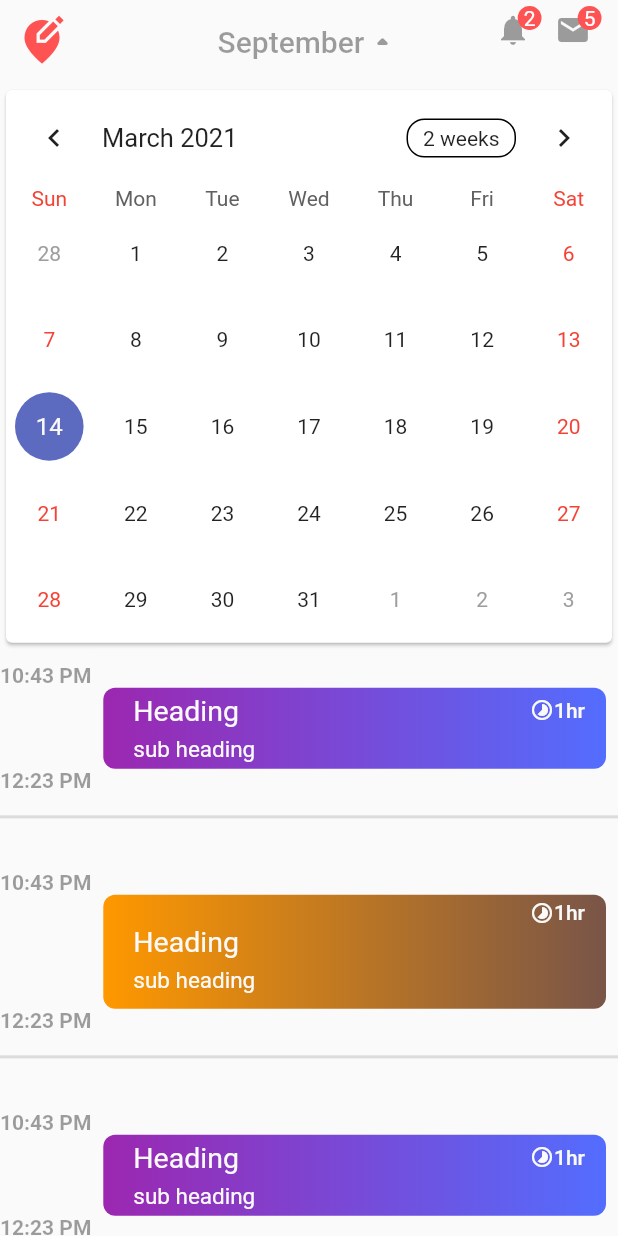
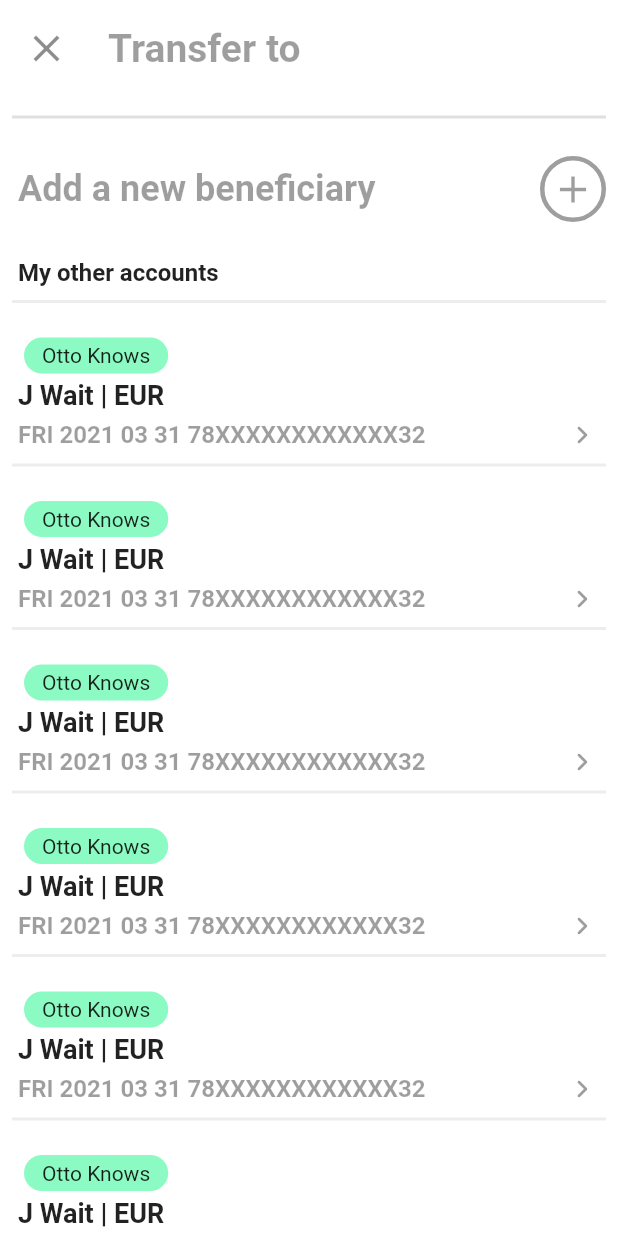
Before and after one commit to norbertkross/insure_activity_details, a Flutter app: the screen it shows after launch, on a phone screen of 412 x 824 dp. Run offline on Flutter 3.47's test engine with Material 2 defaults, Android fonts, the light colour scheme and no system bars; drawn by our look-alikes of flutter_slidable, table_calendar.

Commit message:
commited unsave changes in main

```diff
--- /dev/null
+++ b/lib/beneficiaries/beneficiaryHome.dart
@@ -0,0 +1,236 @@
+import 'dart:ui';
+
+import 'package:flutter/material.dart';
+import 'package:flutter_slidable/flutter_slidable.dart';
+
+class BeneficiaryHome extends StatefulWidget {
+  @override
+  _BeneficiaryHomeState createState() => _BeneficiaryHomeState();
+}
+
+class _BeneficiaryHomeState extends State<BeneficiaryHome> {
+  @override
+  Widget build(BuildContext context) {
+    return Scaffold(
+      backgroundColor: Color(0xffFFFFFF),
+      // appBar: AppBar(
+      //   leading: Icon(Icons.close),
+      //   centerTitle: true,
+      //   title: Text("Transfer to"),
+      //   ),
+      body: NotificationListener<OverscrollIndicatorNotification>(
+        onNotification: (__) {
+          __.disallowGlow();
+          return false;
+        },
+        child: ListView(
+          children: [
+            SizedBox(
+              height: 4.0,
+            ),
+            ListTile(
+              leading: Icon(
+                    Icons.close,
+                    size: 30.0,
+                  ),
+              title: Text(
+                "Transfer to",
+                style: TextStyle(
+                  fontSize: 26.0,
+                  color: Theme.of(context).disabledColor,
+                  fontWeight: FontWeight.bold
+                ),
+              ),
+            ),
+            Padding(
+              padding:
+                  const EdgeInsets.symmetric(horizontal: 8.0, vertical: 10.0),
+              child: Divider(
+                thickness: 2.0,
+              ),
+            ),
+            Container(
+              child: Column(
+                crossAxisAlignment: CrossAxisAlignment.start,
+                children: [
+                  Row(
+                    mainAxisAlignment: MainAxisAlignment.spaceBetween,
+                    children: [
+                      Flexible(
+                        child: Padding(
+                          padding: const EdgeInsets.symmetric(
+                              horizontal: 12.0, vertical: 8.0),
+                          child: Text(
+                            "Add a new beneficiary",
+                            style: TextStyle(
+                              fontSize: 24.0,
+                              fontWeight: FontWeight.bold,
+                              color: Theme.of(context).disabledColor,
+                            ),
+                          ),
+                        ),
+                      ),
+                      Padding(
+                        padding: const EdgeInsets.all(8.0),
+                        child: Container(
+                          decoration: BoxDecoration(
+                              shape: BoxShape.circle,
+                              border: Border.all(
+                                width: 3.0,
+                                color: Theme.of(context).disabledColor,
+                              )),
+                          child: Padding(
+                            padding: const EdgeInsets.all(4.0),
+                            child: Icon(
+                              Icons.add,
+                              size: 30.0,
+                              color: Theme.of(context).disabledColor,
+                            ),
+                          ),
+                        ),
+                      )
+                    ],
+                  ),
+                  SizedBox(
+                    height: 14.0,
+                  ),
+                  Column(
+                    children: [
+                      Padding(
+                        padding: const EdgeInsets.symmetric(
+                            horizontal: 12.0, vertical: 2.0),
+                        child: Text(
+                          "My other accounts",
+                          style: TextStyle(
+                            fontWeight: FontWeight.bold,
+                            fontSize: 16.0,
+                          ),
+                        ),
+                      ),
+                    ],
+                  ),
+
+
+                  for (int i = 0; i <= 5; i++) Column(
+                    children: [
+
+                  Padding(
+                    padding: const EdgeInsets.symmetric(
+                        horizontal: 8.0, vertical: 0.0),
+                    child: Divider(
+                      thickness: 2.0,
+                      color: Theme.of(context).disabledColor.withOpacity(.07),
+                    ),
+                  ),
+                  SizedBox(height: 16.0,),
+                      sliddely(i),
+                    ],
+                  )
+                ],
+              ),
+            )
+          ],
+        ),
+      ),
+    );
+  }
+
+  Widget topOfSlider(int i) {
+    return Container(
+      child: Column(
+        crossAxisAlignment: CrossAxisAlignment.start,
+        children: [
+          Padding(
+            padding: const EdgeInsets.only(left: 16.0),
+            child: Container(
+              decoration: BoxDecoration(
+                borderRadius: BorderRadius.circular(20.0),
+                color: Color(0xff8cfbc3),
+              ),
+              child: Padding(
+                padding: const EdgeInsets.symmetric(
+                  horizontal: 12.0,
+                  vertical: 4.0,
+                ),
+                child: Text("Otto Knows"),
+              ),
+            ),
+          ),
+          Padding(
+            padding:
+                const EdgeInsets.symmetric(horizontal: 12.0, vertical: 4.0),
+            child: Text(
+              "J Wait | EUR",
+              style: TextStyle(
+                fontWeight: FontWeight.bold,
+                fontSize: 18.0,
+              ),
+            ),
+          ),
+          Row(
+            mainAxisAlignment: MainAxisAlignment.spaceBetween,
+            children: [
+              Flexible(
+                child: Padding(
+                  padding: const EdgeInsets.symmetric(
+                  horizontal: 12.0, vertical: 0.0),
+                  child: Text(
+                    "FRI 2021 03 31 78XXXXXXXXXXXX32",
+                    style: TextStyle(
+                      color: Theme.of(context).disabledColor,
+                      fontWeight: FontWeight.bold,
+                      fontSize: 16.0,
+                    ),
+                  ),
+                ),
+              ),
+
+              Padding(
+                padding:
+                const EdgeInsets.symmetric(vertical: 0.0, horizontal: 12.0),
+                child: Icon(Icons.chevron_right_rounded,
+                color: Theme.of(context).disabledColor,),
+              ),
+
+            ],
+          ),
+        ],
+      ),
+    );
+  }
+
+
+
+
+  Widget sliddely(int i) {
+    return Slidable(
+      actionPane: SlidableDrawerActionPane(),
+      actionExtentRatio: 0.25,
+      child: Container(
+        child: topOfSlider(i),
+      ),
+      // actions: <Widget>[
+      //   IconSlideAction(
+      //     caption: 'Archive',
+      //     color: Colors.blue,
+      //     icon: Icons.archive,
+      //     onTap: (){},
+      //   ),
+      // ],
+      secondaryActions: <Widget>[
+        IconSlideAction(
+          caption: 'Edit',
+          color: Colors.black45,
+          icon: Icons.edit,
+          onTap: () {},
+        ),
+        IconSlideAction(
+          caption: 'Delete',
+          color: Colors.red,
+          icon: Icons.delete,
+          onTap: () => {},
+        ),
+      ],
+    );
+  }
+}
--- a/lib/main.dart
+++ b/lib/main.dart
@@ -1,4 +1,5 @@
 import 'package:flutter/material.dart';
+import 'package:insure_activity_details/beneficiaries/beneficiaryHome.dart';
 import 'package:insure_activity_details/insureranceAgent/activityBoard.dart';
 import 'package:insure_activity_details/insureranceAgent/agentProfile.dart';
 
@@ -22,7 +23,8 @@ class MyApp extends StatelessWidget {
         primarySwatch: Colors.blue,
       ),
       home:
-       ActivityBoard()
+      BeneficiaryHome()
+       //ActivityBoard(),
        //AgentProfile(),
     );
   }
--- a/pubspec.yaml
+++ b/pubspec.yaml
@@ -30,6 +30,7 @@ dependencies:
   cupertino_icons: ^1.0.2
   intl:
   table_calendar: ^2.3.3
+  flutter_slidable: ^0.5.7
 
 dev_dependencies:
   flutter_test:
```
Also changed, not shown: Artboard – 1.png (added), pubspec.lock.
